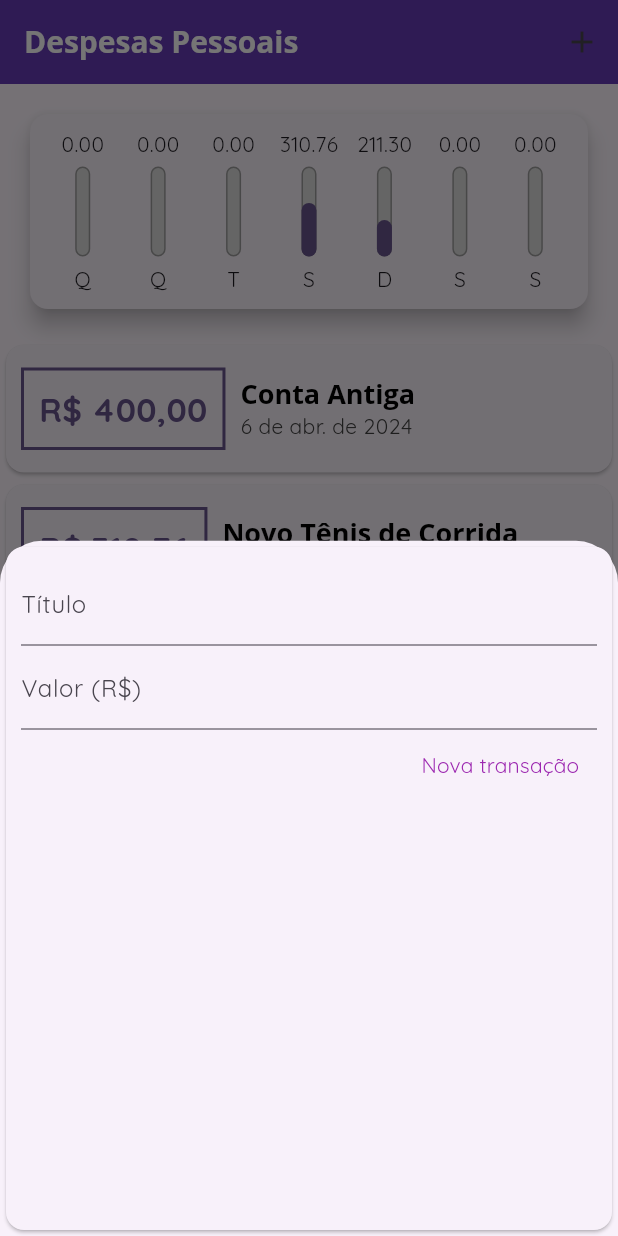
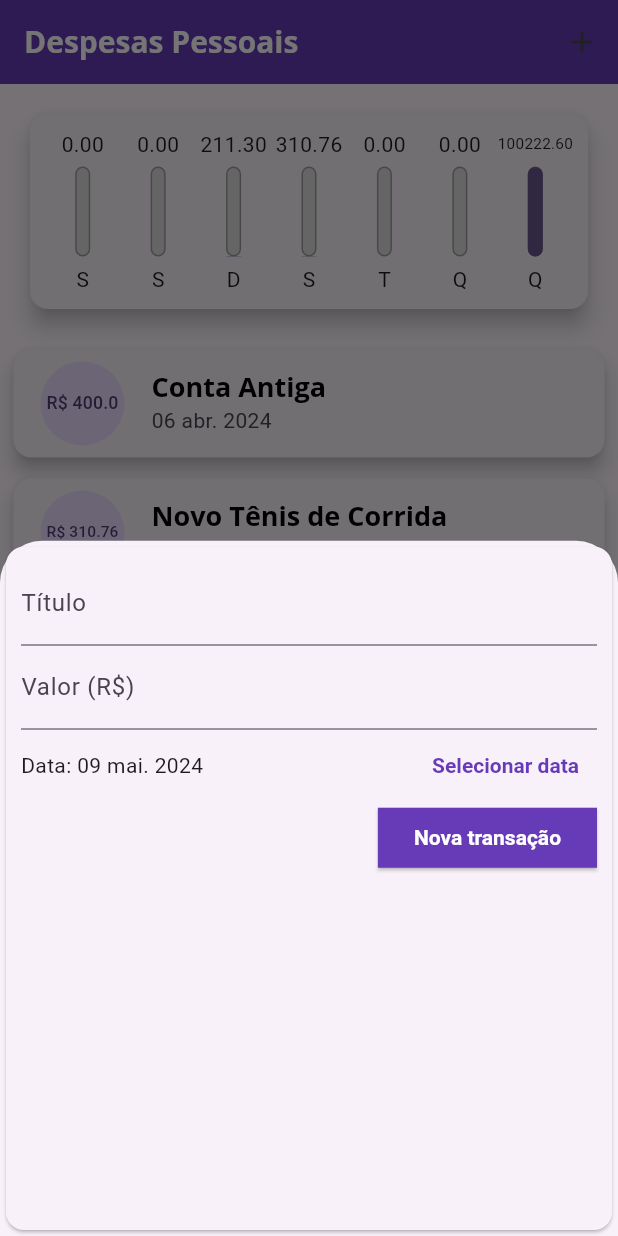
Before and after one commit to tarcisiomesquita/expenses_app, a Flutter app: the screen it shows after launch, after a tap on the "add" icon, on a phone screen of 412 x 824 dp. Run offline on Flutter 3.47's test engine with Material 3 defaults, Android fonts, the phone set to English and light mode, and no system bars.

Commit message:
adição de calendário para a seleção de data da despesa a ser cadastrada

```diff
--- a/lib/components/chart.dart
+++ b/lib/components/chart.dart
@@ -26,14 +26,11 @@ class Chart extends StatelessWidget {
         }
       }
 
-      print(DateFormat.E().format(weekDay)[0].toUpperCase());
-      print(totalSum);
-
       return {
         'day': DateFormat.E().format(weekDay)[0].toUpperCase(),
         'value': totalSum,
       };
-    });
+    }).reversed.toList();
   }
 
   double get _weekTotalValue {
@@ -58,7 +55,9 @@ class Chart extends StatelessWidget {
                   child: ChartBar(
                     label: tr['day'],
                     value: tr['value'],
-                    percentage: tr['value'] / _weekTotalValue,
+                    percentage: _weekTotalValue == 0
+                        ? 0
+                        : tr['value'] / _weekTotalValue,
                   ),
                 );
               },
--- a/lib/components/chart_bar.dart
+++ b/lib/components/chart_bar.dart
@@ -15,8 +15,11 @@ class ChartBar extends StatelessWidget {
   Widget build(BuildContext context) {
     return Column(
       children: [
-        FittedBox(
-          child: Text(value.toStringAsFixed(2)),
+        SizedBox(
+          height: 20,
+          child: FittedBox(
+            child: Text(value.toStringAsFixed(2)),
+          ),
         ),
         const SizedBox(height: 5),
         SizedBox(
--- a/lib/components/transaction_form.dart
+++ b/lib/components/transaction_form.dart
@@ -1,28 +1,47 @@
+import 'package:expenses_app/models/format_intl.dart';
 import 'package:flutter/material.dart';
 
 class TransactionForm extends StatefulWidget {
   const TransactionForm(this.onSubmit, {super.key});
 
-  final void Function(String, double) onSubmit;
+  final void Function(String, double, DateTime) onSubmit;
 
   @override
   State<TransactionForm> createState() => _TransactionFormState();
 }
 
 class _TransactionFormState extends State<TransactionForm> {
-  final titleController = TextEditingController();
+  final _titleController = TextEditingController();
+  final _valueController = TextEditingController();
 
-  final valueController = TextEditingController();
+  DateTime _selectedDate = DateTime.now();
 
   void _submitForm() {
-    final title = titleController.text;
-    final value = double.tryParse(valueController.text) ?? 0.0;
+    final title = _titleController.text;
+    final value = double.tryParse(_valueController.text) ?? 0.0;
 
     if (title.isEmpty || value <= 0) {
       return;
     }
 
-    widget.onSubmit(title, value);
+    widget.onSubmit(title, value, _selectedDate);
+  }
+
+  void _showDatePicker() {
+    showDatePicker(
+      context: context,
+      firstDate: DateTime(2024),
+      lastDate: DateTime.now(),
+    ).then(
+      (pickedDate) {
+        if (pickedDate == null) {
+          return;
+        }
+        setState(() {
+          _selectedDate = pickedDate;
+        });
+      },
+    );
   }
 
   @override
@@ -33,25 +52,40 @@ class _TransactionFormState extends State<TransactionForm> {
         child: Column(
           children: [
             TextField(
-              controller: titleController,
+              controller: _titleController,
               textInputAction: TextInputAction.next,
               decoration: const InputDecoration(labelText: 'Título'),
             ),
             TextField(
-              controller: valueController,
+              controller: _valueController,
               keyboardType:
                   const TextInputType.numberWithOptions(decimal: true),
               onSubmitted: (_) => _submitForm(),
               decoration: const InputDecoration(labelText: 'Valor (R\$)'),
             ),
             Row(
+              children: [
+                Text(
+                  _selectedDate == null
+                      ? 'Nenhuma data selecionada!'
+                      : 'Data: ${formatDate(_selectedDate)}',
+                ),
+                const Spacer(),
+                TextButton(
+                  onPressed: _showDatePicker,
+                  style: Theme.of(context).textButtonTheme.style,
+                  child: const Text(
+                    'Selecionar data',
+                  ),
+                )
+              ],
+            ),
+            Row(
               mainAxisAlignment: MainAxisAlignment.end,
               children: [
-                TextButton(
+                ElevatedButton(
                   onPressed: _submitForm,
-                  style: TextButton.styleFrom(
-                    foregroundColor: Colors.purple,
-                  ),
+                  style: Theme.of(context).elevatedButtonTheme.style,
                   child: const Text(
                     'Nova transação',
                   ),
--- a/lib/components/transaction_list.dart
+++ b/lib/components/transaction_list.dart
@@ -7,6 +7,7 @@ class TransactionList extends StatelessWidget {
     this.transactions, {
     super.key,
   });
+
   final List<Transaction> transactions;
 
   @override
@@ -33,47 +34,30 @@ class TransactionList extends StatelessWidget {
           : ListView.builder(
               itemCount: transactions.length,
               itemBuilder: (ctx, index) {
-                final transaction = transactions[index];
-                return Card(
-                  child: Row(
-                    children: [
-                      Container(
-                        margin: const EdgeInsets.symmetric(
-                          horizontal: 10,
-                          vertical: 15,
-                        ),
-                        decoration: BoxDecoration(
-                          border: Border.all(
-                            color: Theme.of(context).colorScheme.primary,
-                            width: 2,
-                          ),
-                        ),
-                        padding: const EdgeInsets.all(10),
-                        child: Text(
-                          formatCurrency(transaction.value),
-                          style: TextStyle(
-                            fontWeight: FontWeight.bold,
-                            fontSize: 22,
-                            color: Theme.of(context).colorScheme.primary,
+                final tr = transactions[index];
+                return Padding(
+                  padding: const EdgeInsets.symmetric(
+                    vertical: 3,
+                    horizontal: 5,
+                  ),
+                  child: Card(
+                    elevation: 5,
+                    child: ListTile(
+                      leading: CircleAvatar(
+                        radius: 30,
+                        child: Padding(
+                          padding: const EdgeInsets.all(6.0),
+                          child: FittedBox(
+                            child: Text('R\$ ${tr.value}'),
                           ),
                         ),
                       ),
-                      Column(
-                        crossAxisAlignment: CrossAxisAlignment.start,
-                        children: [
-                          Text(
-                            transaction.title,
-                            style: Theme.of(context).textTheme.titleLarge,
-                          ),
-                          Text(
-                            formatDate(transaction.date),
-                            style: TextStyle(
-                              color: Colors.grey.shade800,
-                            ),
-                          ),
-                        ],
-                      )
-                    ],
+                      title: Text(
+                        tr.title,
+                        style: Theme.of(context).textTheme.titleLarge,
+                      ),
+                      subtitle: Text(formatDate(tr.date)),
+                    ),
                   ),
                 );
               },
--- a/lib/main.dart
+++ b/lib/main.dart
@@ -4,6 +4,7 @@ import 'package:expenses_app/components/transaction_form.dart';
 import 'package:expenses_app/components/transaction_list.dart';
 import 'package:expenses_app/models/transaction.dart';
 import 'package:flutter/material.dart';
+import 'package:flutter_localizations/flutter_localizations.dart';
 import 'package:intl/date_symbol_data_local.dart';
 import 'package:intl/intl.dart';
 
@@ -20,7 +21,6 @@ class ExpensesApp extends StatelessWidget {
   Widget build(BuildContext context) {
     final ThemeData myTheme = ThemeData(
       useMaterial3: true,
-      fontFamily: 'QuickSand',
       colorScheme: ColorScheme.fromSeed(
         seedColor: Colors.deepPurple,
         secondary: Colors.amber,
@@ -33,6 +33,7 @@ class ExpensesApp extends StatelessWidget {
           fontWeight: FontWeight.bold,
           color: Colors.black,
         ),
+        labelLarge: const TextStyle(fontWeight: FontWeight.bold),
       ),
       appBarTheme: const AppBarTheme(
         backgroundColor: Colors.deepPurple,
@@ -46,12 +47,31 @@ class ExpensesApp extends StatelessWidget {
         backgroundColor: Colors.amber,
         foregroundColor: Colors.white,
       ),
+      textButtonTheme: TextButtonThemeData(
+        style: TextButton.styleFrom(
+          foregroundColor: Colors.deepPurple,
+          textStyle: const TextStyle(fontWeight: FontWeight.bold),
+        ),
+      ),
+      elevatedButtonTheme: ElevatedButtonThemeData(
+        style: ElevatedButton.styleFrom(
+          backgroundColor: Colors.deepPurple,
+          foregroundColor: Colors.white,
+          shape: const BeveledRectangleBorder(),
+          textStyle: const TextStyle(fontWeight: FontWeight.bold),
+        ),
+      ),
     );
 
     Intl.defaultLocale = 'pt_BR';
     initializeDateFormatting('pt_BR', null);
 
     return MaterialApp(
+      localizationsDelegates: const [
+        GlobalMaterialLocalizations.delegate,
+        GlobalWidgetsLocalizations.delegate
+      ],
+      supportedLocales: const [Locale('pt', 'BR')],
       theme: myTheme,
       home: const MyHomePage(),
     );
@@ -85,14 +105,26 @@ class _MyHomePageState extends State<MyHomePage> {
       value: 211.30,
       date: DateTime.now().subtract(const Duration(days: 4)),
     ),
+    Transaction(
+      id: 't3',
+      title: 'Cartão de Crédito',
+      value: 100211.30,
+      date: DateTime.now(),
+    ),
+    Transaction(
+      id: 't4',
+      title: 'Lanche',
+      value: 11.30,
+      date: DateTime.now(),
+    ),
   ];
 
-  void _addTransaction(String title, double value) {
+  void _addTransaction(String title, double value, DateTime date) {
     final newTransaction = Transaction(
       id: Random().nextDouble().toString(),
       title: title,
       value: value,
-      date: DateTime.now(),
+      date: date,
     );
     setState(
       () {
@@ -102,7 +134,7 @@ class _MyHomePageState extends State<MyHomePage> {
     Navigator.of(context).pop();
   }
 
-  _openTransactionModal(BuildContext context) {
+  void _openTransactionModal(BuildContext context) {
     showModalBottomSheet(
       context: context,
       builder: (_) {
@@ -140,7 +172,9 @@ class _MyHomePageState extends State<MyHomePage> {
           crossAxisAlignment: CrossAxisAlignment.stretch,
           children: [
             Chart(_recentTransactions),
-            TransactionList(_transactions),
+            TransactionList(
+              _transactions,
+            ),
           ],
         ),
       ),
--- a/lib/models/format_intl.dart
+++ b/lib/models/format_intl.dart
@@ -5,4 +5,4 @@ String formatCurrency(double value) => NumberFormat.currency(
       decimalDigits: 2,
     ).format(value);
 
-String formatDate(DateTime date) => DateFormat.yMMMd().format(date);
+String formatDate(DateTime date) => DateFormat('dd MMM y').format(date);
--- a/pubspec.yaml
+++ b/pubspec.yaml
@@ -30,7 +30,9 @@ environment:
 dependencies:
   flutter:
     sdk: flutter
-  intl: ^0.19.0
+  intl: ^0.18.1
+  flutter_localizations:
+    sdk: flutter
 
 
   # The following adds the Cupertino Icons font to your application.
```
